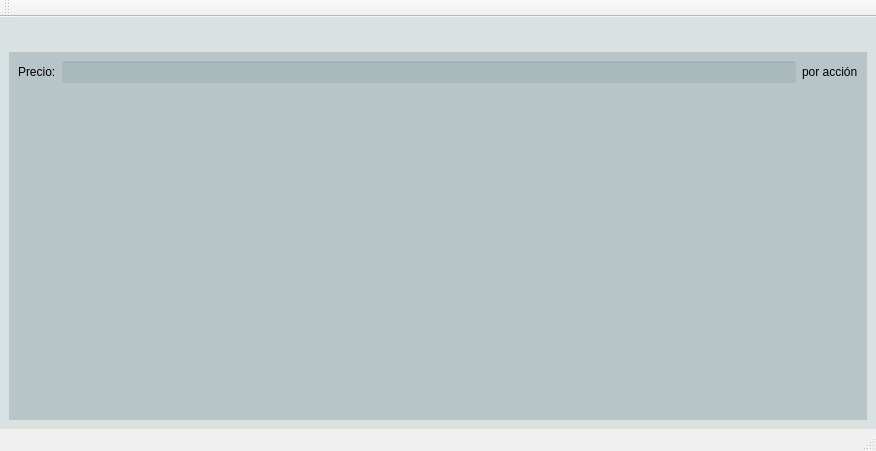
This is sample3.ui in icomann/QuantumISW as Qt 5 draws it before an edit. The edited form follows.
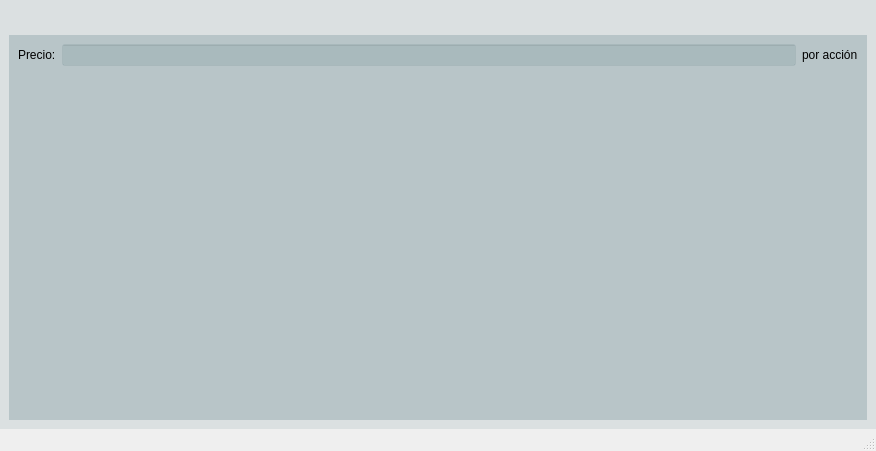
This is the edited form. The open tabs and pages were chosen to show the change.

Commit message: leves cambios

```diff
--- a/sample3.ui
+++ b/sample3.ui
@@ -391,7 +391,11 @@
          </widget>
         </item>
         <item row="0" column="1">
-         <widget class="QLineEdit" name="result"/>
+         <widget class="QLineEdit" name="result">
+          <property name="readOnly">
+           <bool>true</bool>
+          </property>
+         </widget>
         </item>
         <item row="0" column="2" colspan="2">
          <widget class="QLabel" name="label_14">
@@ -443,6 +447,7 @@
     </item>
    </layout>
   </widget>
+  <widget class="QStatusBar" name="statusbar"/>
   <widget class="QMenuBar" name="menubar">
    <property name="geometry">
     <rect>
@@ -453,18 +458,6 @@
     </rect>
    </property>
   </widget>
-  <widget class="QStatusBar" name="statusbar"/>
-  <widget class="QToolBar" name="toolBar">
-   <property name="windowTitle">
-    <string>toolBar</string>
-   </property>
-   <attribute name="toolBarArea">
-    <enum>TopToolBarArea</enum>
-   </attribute>
-   <attribute name="toolBarBreak">
-    <bool>false</bool>
-   </attribute>
-  </widget>
   <action name="actionInicio">
    <property name="text">
     <string>Inicio</string>
```
The commit also changes 1 other file.
